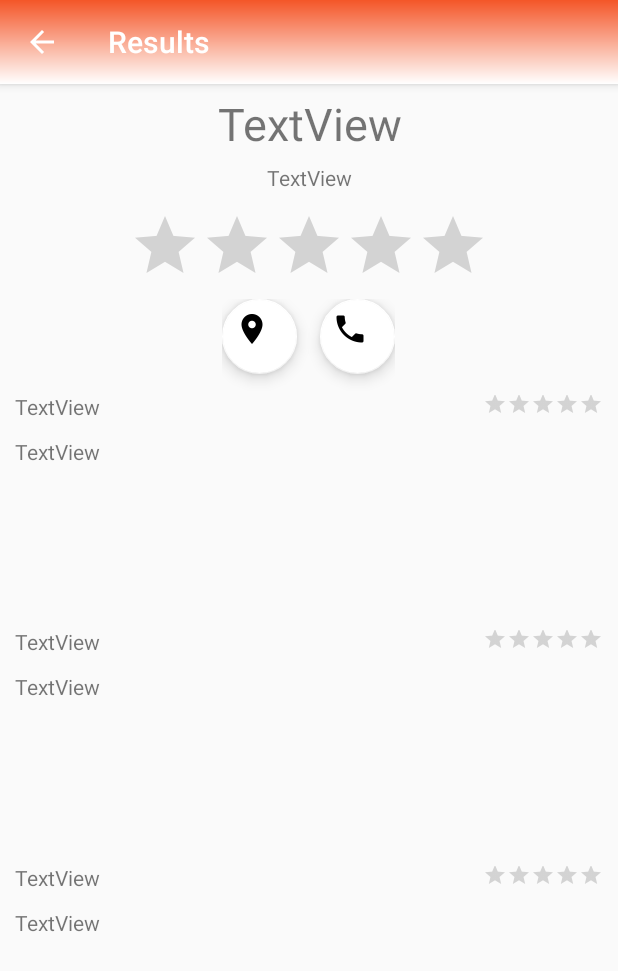
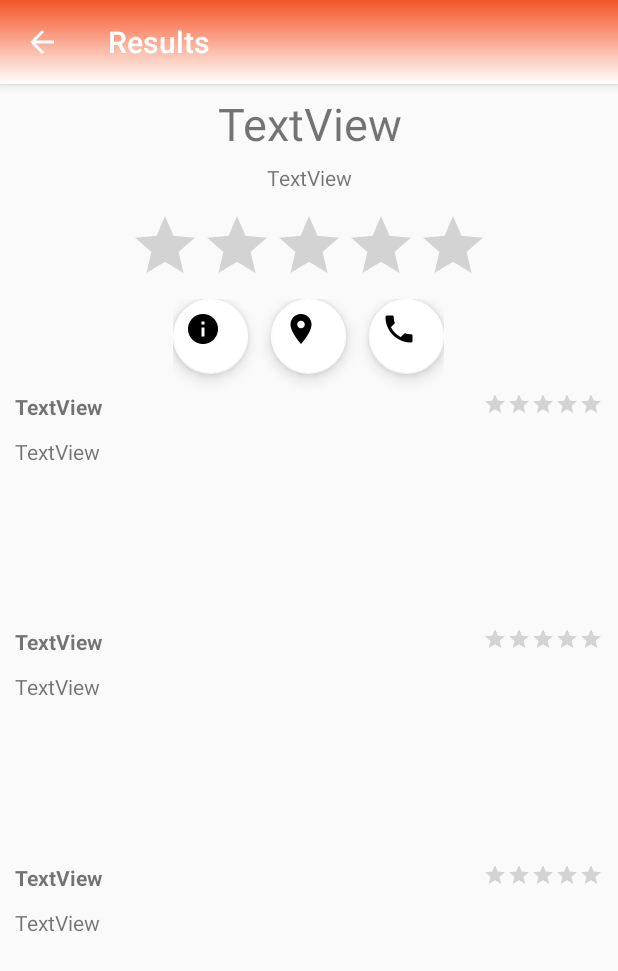
Before and after one commit to nickwu241/FoodShake, an Android app: the YourChoice screen opened directly, with no data from a screen before it, on a phone screen of 412 x 824 dp. Shown: the top 971 px of the screen. Run offline under Robolectric (Android 15) with nearby library versions, the phone set to English and light mode, and no system bars; libraries missing offline, so code that uses them is left out: com.yelp.fusion; 16 statements that could not run were skipped.

Commit message:
infoButton

```diff
--- a/app/src/main/res/layout/content_fetch_results.xml
+++ b/app/src/main/res/layout/content_fetch_results.xml
@@ -59,11 +59,25 @@
         android:layout_gravity="center_vertical|center_horizontal">
 
         <android.support.design.widget.FloatingActionButton
+            android:id="@+id/floatingActionButton3"
+            android:layout_width="50dp"
+            android:layout_height="50dp"
+            android:layout_weight="1"
+            android:clickable="true"
+            android:onClick="onInfoClick"
+            android:paddingRight="100dp"
+            android:scaleType="fitXY"
+            app:backgroundTint="@android:color/white"
+            app:fabSize="mini"
+            app:srcCompat="@drawable/ic_info_black_48dp" />
+
+        <android.support.design.widget.FloatingActionButton
             android:id="@+id/floatingActionButton"
             android:layout_width="50dp"
             android:layout_height="50dp"
             android:layout_weight="1"
             android:paddingRight="100dp"
+            android:layout_marginLeft="15dp"
             android:scaleType="fitXY"
             android:clickable="true"
             android:onClick="onDirectionsClick"
@@ -100,6 +114,7 @@
             android:layout_height="wrap_content"
             android:layout_marginRight="15dp"
             android:layout_marginLeft="10dp"
+            android:textStyle="bold"
             android:text="TextView" />
 
         <RatingBar
@@ -147,6 +162,7 @@
             android:layout_height="wrap_content"
             android:layout_marginRight="15dp"
             android:layout_marginLeft="10dp"
+            android:textStyle="bold"
             android:text="TextView" />
 
         <RatingBar
@@ -195,6 +211,7 @@
             android:layout_height="wrap_content"
             android:layout_marginRight="15dp"
             android:layout_marginLeft="10dp"
+            android:textStyle="bold"
             android:text="TextView" />
 
         <RatingBar
```
Also changed, not shown: app/src/main/res/drawable/ic_info_black_48dp.png (added).
